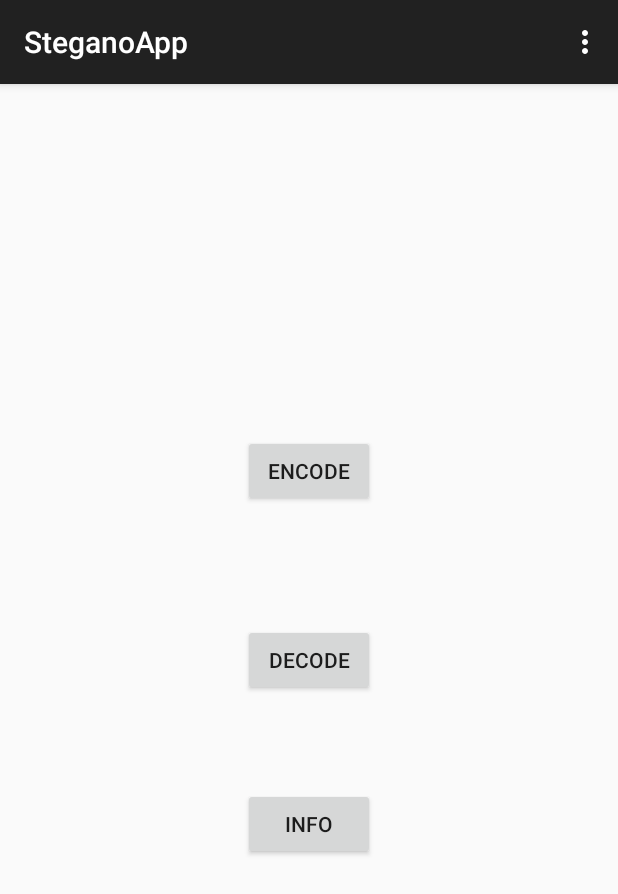
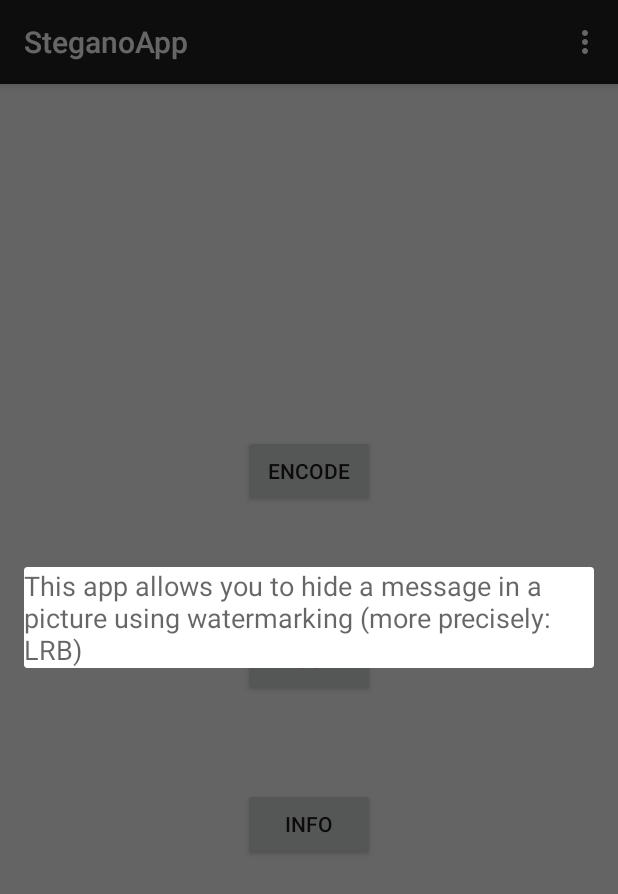
Before and after one commit to Saluki/stegano-app, an Android app: the screen it shows after launch (MainActivity), after a tap on "INFO", on a phone screen of 412 x 824 dp. Shown: the top 894 px of the screen. Run offline under Robolectric (Android 15) with nearby library versions, the phone set to English and light mode, and no system bars.

Commit message:
- changed choosint picture from gallery instead of from files -added more explicit message in info pop up

```diff
--- a/app/src/main/java/ovh/gorillahack/steganoapp/MainActivity.java
+++ b/app/src/main/java/ovh/gorillahack/steganoapp/MainActivity.java
@@ -1,5 +1,6 @@
 package ovh.gorillahack.steganoapp;
 
+import android.app.Dialog;
 import android.content.Intent;
 import android.os.Bundle;
 import android.support.v7.app.AppCompatActivity;
@@ -9,6 +10,7 @@ import android.view.View;
 import android.widget.Button;
 
 public class MainActivity extends AppCompatActivity {
+
     Button encode;
     Button decode;
     Button info;
@@ -18,14 +20,13 @@ public class MainActivity extends AppCompatActivity {
         super.onCreate(savedInstanceState);
         setContentView(R.layout.activity_main);
 
-
         encode = (Button) findViewById(R.id.encodeBT);
         decode = (Button) findViewById(R.id.decodeBT);
         info = (Button) findViewById(R.id.infoBT);
 
     }
 
-    public void lauchEncodeActivity(View v) {
+    public void launchEncodeActivity(View v) {
         Intent intent = new Intent(this, ChoosePic.class);
         startActivity(intent);
     }
@@ -36,7 +37,10 @@ public class MainActivity extends AppCompatActivity {
     }
 
     public void showInfo(View v) {
-        //TODO: show pop up dialog with info on app
+        Dialog dialog = new Dialog(this);
+        dialog.setContentView(R.layout.dialog);
+        dialog.setTitle(R.string.info);
+        dialog.show();
     }
 
     @Override
--- a/app/src/main/res/layout/activity_main.xml
+++ b/app/src/main/res/layout/activity_main.xml
@@ -14,7 +14,7 @@
         android:layout_above="@+id/decodeBT"
         android:layout_alignLeft="@+id/decodeBT"
         android:layout_alignStart="@+id/decodeBT"
-        android:onClick="lauchEncodeActivity" />
+        android:onClick="launchEncodeActivity" />
 
     <Button
         android:layout_width="wrap_content"
--- /dev/null
+++ b/app/src/main/res/layout/dialog.xml
@@ -0,0 +1,13 @@
+<?xml version="1.0" encoding="utf-8"?>
+<LinearLayout xmlns:android="http://schemas.android.com/apk/res/android"
+    android:orientation="vertical"
+    android:layout_width="match_parent"
+    android:layout_height="match_parent">
+
+    <TextView
+        android:layout_width="match_parent"
+        android:layout_height="match_parent"
+        android:textAppearance="?android:attr/textAppearanceMedium"
+        android:text="@string/informations"
+        android:id="@+id/textView" />
+</LinearLayout>
--- a/app/src/main/res/values/strings.xml
+++ b/app/src/main/res/values/strings.xml
@@ -10,4 +10,5 @@
     <string name="title_activity_show_gallery">ShowGallery</string>
     <string name="fromGallery">Choose From Gallery</string>
     <string name="lauchCamera">Take Picture</string>
+    <string name="informations">This app allows you to hide a message in a picture using watermarking (more precisely: LRB)</string>
 </resources>
```
Also changed, not shown: app/src/main/java/ovh/gorillahack/steganoapp/ChoosePic.java (+10 -4 lines).
